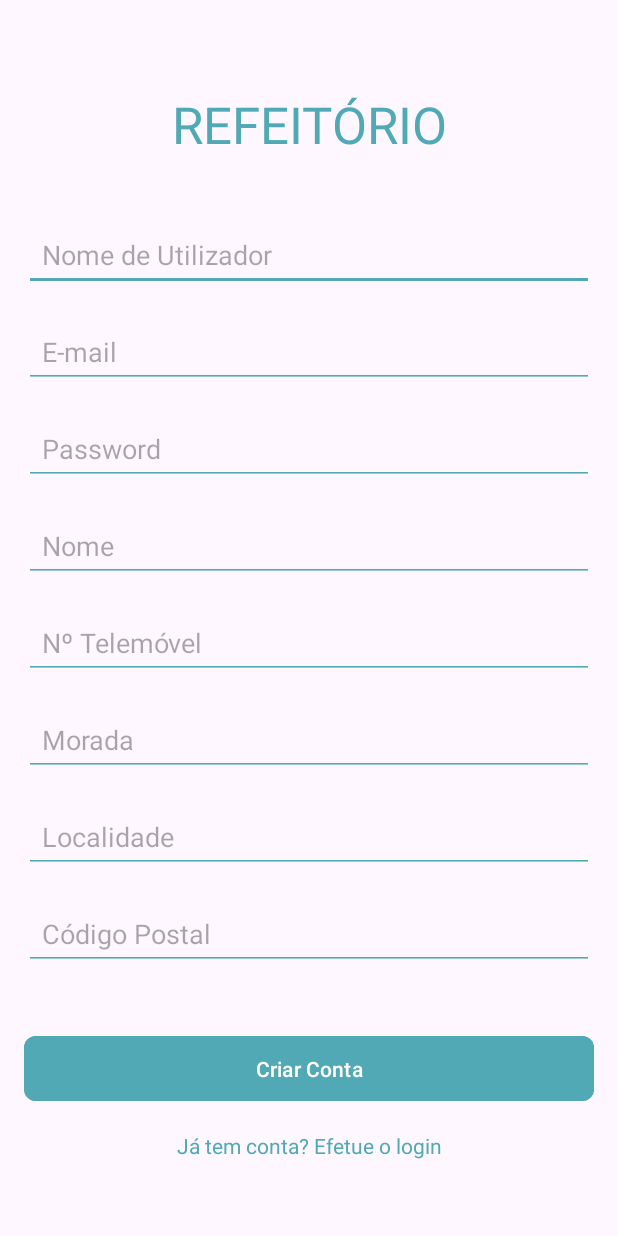
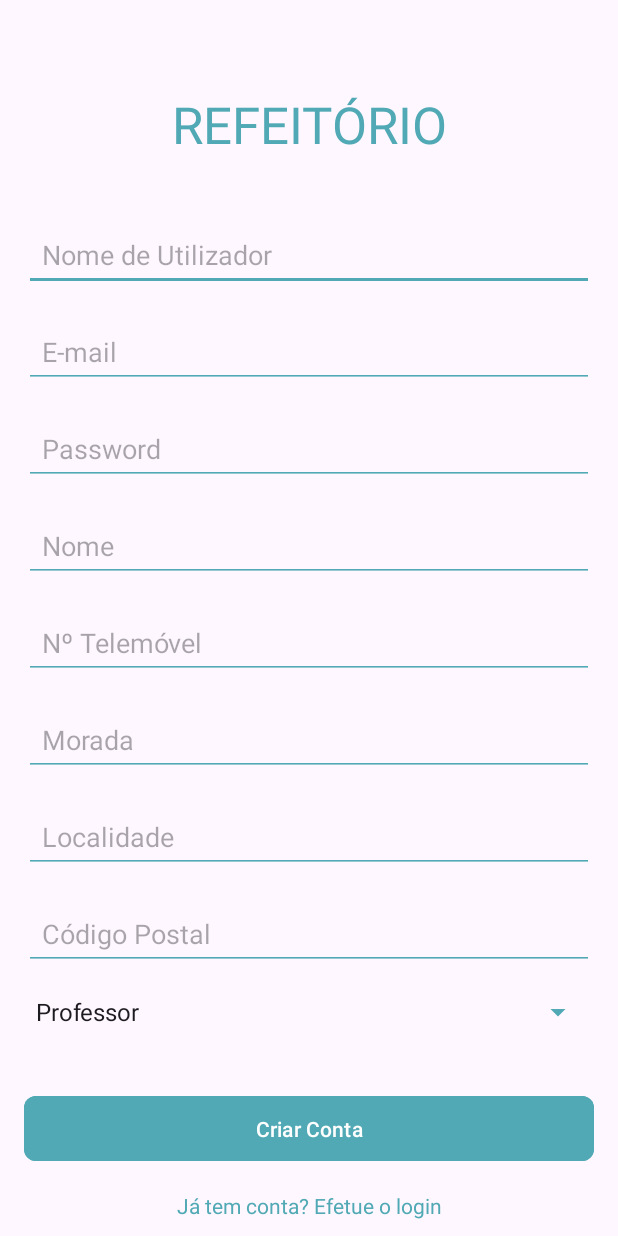
Before and after one commit to mariainesgj/PSI_Refeitorio_AMSI, an Android app: the RegisterActivity screen opened directly, with no data from a screen before it, on a phone screen of 412 x 824 dp. Run offline under Robolectric (Android 15) with nearby library versions, the phone set to English and light mode, and no system bars.

Commit message:
screens creation

```diff
--- a/app/src/main/res/layout/activity_register.xml
+++ b/app/src/main/res/layout/activity_register.xml
@@ -1,11 +1,15 @@
 <?xml version="1.0" encoding="utf-8"?>
-<androidx.constraintlayout.widget.ConstraintLayout
+<ScrollView
     xmlns:android="http://schemas.android.com/apk/res/android"
     xmlns:app="http://schemas.android.com/apk/res-auto"
     xmlns:tools="http://schemas.android.com/tools"
     android:layout_width="match_parent"
     android:layout_height="match_parent"
     tools:context=".activities.RegisterActivity">
+
+    <androidx.constraintlayout.widget.ConstraintLayout
+        android:layout_width="match_parent"
+        android:layout_height="wrap_content">
 
         <TextView
             android:id="@+id/textView"
@@ -133,6 +137,18 @@
         app:layout_constraintEnd_toEndOf="parent"
         android:layout_marginTop="16dp" />
 
+        <Spinner
+            android:id="@+id/roleSpinner"
+            android:layout_width="0dp"
+            android:layout_height="wrap_content"
+            android:layout_marginHorizontal="16dp"
+            android:layout_marginTop="16dp"
+            android:entries="@array/roles_array"
+            android:backgroundTint="#50A9B4"
+            app:layout_constraintTop_toBottomOf="@id/inputPostalCode"
+            app:layout_constraintStart_toStartOf="parent"
+            app:layout_constraintEnd_toEndOf="parent" />
+
         <com.google.android.material.button.MaterialButton
             android:id="@+id/btn_entrar"
             android:layout_width="0dp"
@@ -145,7 +161,7 @@
             android:textAllCaps="false"
             android:paddingVertical="12dp"
             app:cornerRadius="8dp"
-        app:layout_constraintTop_toBottomOf="@id/inputPostalCode"
+            app:layout_constraintTop_toBottomOf="@id/roleSpinner"
             app:layout_constraintStart_toStartOf="parent"
             app:layout_constraintEnd_toEndOf="parent" />
 
@@ -159,6 +175,9 @@
             app:layout_constraintTop_toBottomOf="@id/btn_entrar"
             app:layout_constraintStart_toStartOf="parent"
             app:layout_constraintEnd_toEndOf="parent"
-        android:layout_marginTop="16dp" />
+            android:layout_marginTop="16dp"
+            android:layout_marginBottom="50dp" />
 
     </androidx.constraintlayout.widget.ConstraintLayout>
+
+</ScrollView>
--- a/app/src/main/res/values/strings.xml
+++ b/app/src/main/res/values/strings.xml
@@ -11,4 +11,9 @@
     <string name="menu_home">Home</string>
     <string name="menu_gallery">Gallery</string>
     <string name="menu_slideshow">Slideshow</string>
+
+    <string-array name="roles_array">
+        <item>Professor</item>
+        <item>Aluno</item>
+    </string-array>
 </resources>
```
Lines whose indentation alone changed are shown as unchanged.
